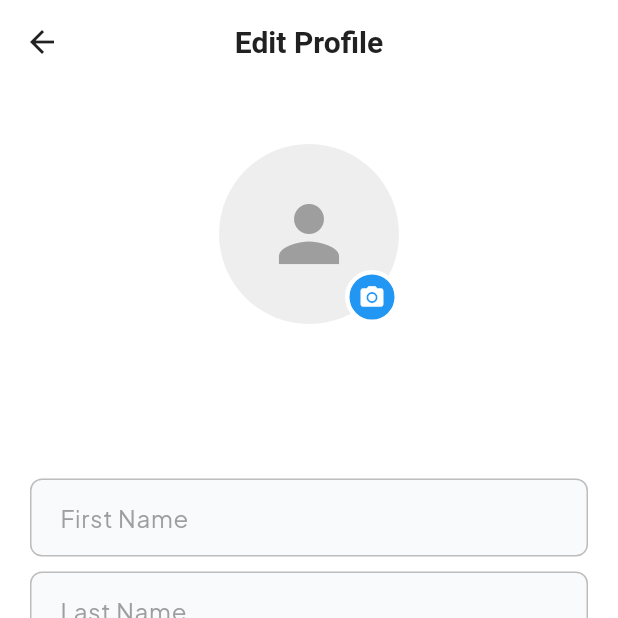
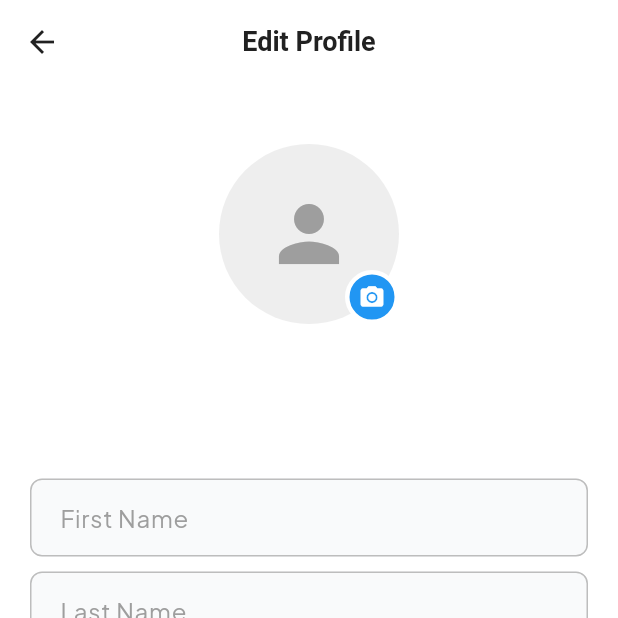
Before and after one commit to axcert/TKX-Ticketing-Mobile, a Flutter app: the EditProfileScreen screen opened directly, on a phone screen of 412 x 824 dp, the top half of it. Run offline on Flutter 3.47's test engine with Material 3 defaults, Android fonts, the phone set to English and light mode, and no system bars; our stand-ins replace audioplayers, connectivity_plus, dio, flutter_blue_plus, flutter_svg, get and 5 more; missing offline and left inert: mobile_scanner; accounts and stored records are empty; project files that could hold a hidden picture were left out.

Commit message:
fix(user) : user name style mismatch

```diff
--- a/lib/screens/home/edit_profile_screen.dart
+++ b/lib/screens/home/edit_profile_screen.dart
@@ -122,7 +122,12 @@
   @override
   Widget build(BuildContext context) {
     return Scaffold(
-      appBar: AppBar(title: const Text('Edit Profile')),
+      appBar: AppBar(
+        title: Text(
+          'Edit Profile',
+          style: Theme.of(context).textTheme.headlineSmall,
+        ),
+      ),
       body: _isLoading
           ? const Center(child: CircularProgressIndicator())
           : Consumer<AuthProvider>(
@@ -184,7 +189,8 @@
                           // User Name (first_name + last_name from api)
                           Text(
                             '${user?.fullName}',
-                            style: Theme.of(context).textTheme.titleLarge,
+                            style: Theme.of(context).textTheme.titleLarge!
+                                .copyWith(fontWeight: FontWeight.w700),
                           ),
                           const SizedBox(height: 4),
 
```
